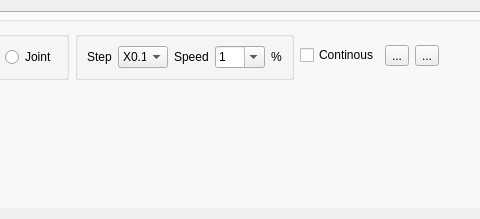
Qt form source/plugin/t4/t4oppanel.ui (ww4u/mct-t4) before a commit; both pictures show x 90 to 570 and y 0 to 219 of the 935 by 219 pixel window.
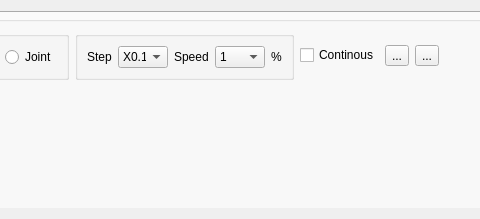
The same form after that commit. The open tabs and pages were chosen to show the change. Icons and pictures are not drawn. Custom widgets are drawn as their Qt base class.

Diff of the .ui file:
```diff
--- a/source/plugin/t4/t4oppanel.ui
+++ b/source/plugin/t4/t4oppanel.ui
@@ -1102,7 +1102,7 @@
                       <set>Qt::ImhDigitsOnly</set>
                      </property>
                      <property name="editable">
-                      <bool>true</bool>
+                      <bool>false</bool>
                      </property>
                      <item>
                       <property name="text">
```
Left out of the diff: 2 changed lines with no effect on the pictures.
